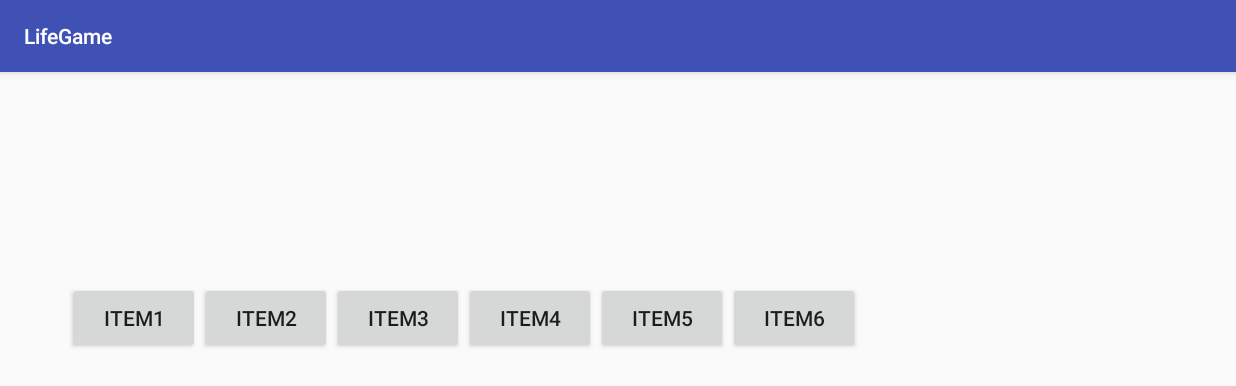
After one commit to ITJEONG-DEV/2017_app, an Android app: the ShopActivity screen opened directly, with no data from a screen before it, on a phone screen of 824 x 412 dp (held sideways). The commit adds this screen. Shown: the top 386 px of the screen. Run offline under Robolectric (Android 15) with nearby library versions, the phone set to English and light mode, and no system bars.

Commit message:
20170817
20170817

```diff
--- /dev/null
+++ b/LifeGame/app/src/main/java/c/gong/jyo/a/lifegame/ShopActivity.java
@@ -0,0 +1,49 @@
+package c.gong.jyo.a.lifegame;
+
+import android.content.Intent;
+import android.os.Bundle;
+import android.support.annotation.IntegerRes;
+import android.support.v7.app.AppCompatActivity;
+import android.view.View;
+import android.widget.Button;
+
+import java.util.ArrayList;
+
+/**
+ * Created by derba on 2017-08-17.
+ */
+
+public class ShopActivity extends AppCompatActivity
+{
+    ArrayList<Integer> arr;
+
+    @Override
+    protected void onCreate(Bundle savedInstanceState)
+    {
+        super.onCreate(savedInstanceState);
+        setContentView(R.layout.activity_shop);
+
+        Intent it = new Intent(this.getIntent());
+        initButton();
+    }
+
+    public void initButton()
+    {
+        arr= new ArrayList<Integer>(  );
+        arr.add(R.id.button7);
+        arr.add(R.id.button12);
+        arr.add(R.id.button11);
+        arr.add(R.id.button10);
+        arr.add(R.id.button9);
+        arr.add(R.id.button8);
+    }
+
+    public void onItem(View v)
+    {
+        int i;
+        for( i = 0; i<arr.size(); i++)
+        {
+            if ( arr.get(i) == v.getId() ) break;
+        }
+    }
+}
--- a/LifeGame/app/src/main/java/c/gong/jyo/a/lifegame/StartActivity.java
+++ b/LifeGame/app/src/main/java/c/gong/jyo/a/lifegame/StartActivity.java
@@ -13,13 +13,14 @@ public class StartActivity extends AppCompatActivity
     {
         super.onCreate(savedInstanceState);
         setContentView(R.layout.activity_start);
+
+        playerInfo.init();
     }
 
     public void onStart(View v)
     {
-        playerStatus ps = new playerStatus();
         Intent it = new Intent(StartActivity.this, HouseActivity.class);
-        it.putExtra( "every", ps.getEverything() );
+        it.setFlags(Intent.FLAG_ACTIVITY_SINGLE_TOP);
         startActivity(it);
     }
 
--- /dev/null
+++ b/LifeGame/app/src/main/res/layout/activity_contest.xml
@@ -0,0 +1,6 @@
+<?xml version="1.0" encoding="utf-8"?>
+<LinearLayout xmlns:android="http://schemas.android.com/apk/res/android"
+    android:orientation="vertical" android:layout_width="match_parent"
+    android:layout_height="match_parent">
+
+</LinearLayout>
--- /dev/null
+++ b/LifeGame/app/src/main/res/layout/activity_shop.xml
@@ -0,0 +1,66 @@
+<?xml version="1.0" encoding="utf-8"?>
+<RelativeLayout xmlns:android="http://schemas.android.com/apk/res/android"
+    android:layout_width="match_parent" android:layout_height="match_parent">
+    <Button
+        android:layout_width="wrap_content"
+        android:layout_height="wrap_content"
+        android:text="item1"
+        android:onClick="onItem"
+        android:id="@+id/button7"
+        android:layout_marginLeft="45dp"
+        android:layout_marginStart="45dp"
+        android:layout_marginTop="140dp"
+        android:layout_alignParentTop="true"
+        android:layout_alignParentLeft="true"
+        android:layout_alignParentStart="true" />
+    <Button
+        android:layout_width="wrap_content"
+        android:layout_height="wrap_content"
+        android:text="item2"
+        android:onClick="onItem"
+        android:id="@+id/button12"
+        android:layout_alignBaseline="@+id/button7"
+        android:layout_alignBottom="@+id/button7"
+        android:layout_toRightOf="@+id/button7"
+        android:layout_toEndOf="@+id/button7" />
+    <Button
+        android:layout_width="wrap_content"
+        android:layout_height="wrap_content"
+        android:text="item3"
+        android:onClick="onItem"
+        android:id="@+id/button11"
+        android:layout_alignBaseline="@+id/button12"
+        android:layout_alignBottom="@+id/button12"
+        android:layout_toRightOf="@+id/button12"
+        android:layout_toEndOf="@+id/button12" />
+    <Button
+        android:layout_width="wrap_content"
+        android:layout_height="wrap_content"
+        android:text="item4"
+        android:onClick="onItem"
+        android:id="@+id/button10"
+        android:layout_alignBaseline="@+id/button11"
+        android:layout_alignBottom="@+id/button11"
+        android:layout_toRightOf="@+id/button11"
+        android:layout_toEndOf="@+id/button11" />
+    <Button
+        android:layout_width="wrap_content"
+        android:layout_height="wrap_content"
+        android:text="item5"
+        android:onClick="onItem"
+        android:id="@+id/button9"
+        android:layout_alignBaseline="@+id/button10"
+        android:layout_alignBottom="@+id/button10"
+        android:layout_toRightOf="@+id/button10"
+        android:layout_toEndOf="@+id/button10" />
+    <Button
+        android:layout_width="wrap_content"
+        android:layout_height="wrap_content"
+        android:text="item6"
+        android:onClick="onItem"
+        android:id="@+id/button8"
+        android:layout_alignBaseline="@+id/button9"
+        android:layout_alignBottom="@+id/button9"
+        android:layout_toRightOf="@+id/button9"
+        android:layout_toEndOf="@+id/button9" />
+</RelativeLayout>
```
Also changed, not shown: LifeGame/app/src/main/AndroidManifest.xml (+9 -1 lines), LifeGame/app/src/main/java/c/gong/jyo/a/lifegame/BakeryActivity.java (added, +82 -0 lines), LifeGame/app/src/main/java/c/gong/jyo/a/lifegame/ContestActivity.java (added, +21 -0 lines), LifeGame/app/src/main/java/c/gong/jyo/a/lifegame/GymActivity.java (+31 -3 lines), LifeGame/app/src/main/java/c/gong/jyo/a/lifegame/HouseActivity.java (+4 -6 lines), LifeGame/app/src/main/java/c/gong/jyo/a/lifegame/RoomActivity.java (+1 -6 lines), LifeGame/app/src/main/java/c/gong/jyo/a/lifegame/StreetActivity.java (+18 -4 lines), LifeGame/app/src/main/java/c/gong/jyo/a/lifegame/defaultActivity.java (+8 -4 lines), LifeGame/app/src/main/java/c/gong/jyo/a/lifegame/playerInfo.java (added, +41 -0 lines), LifeGame/app/src/main/java/c/gong/jyo/a/lifegame/playerStatus.java (deleted, +0 -55 lines), LifeGame/app/src/main/res/layout/activity_bakery.xml (added, +13 -0 lines), LifeGame/app/src/main/res/layout/activity_gym.xml (+37 -0 lines).
